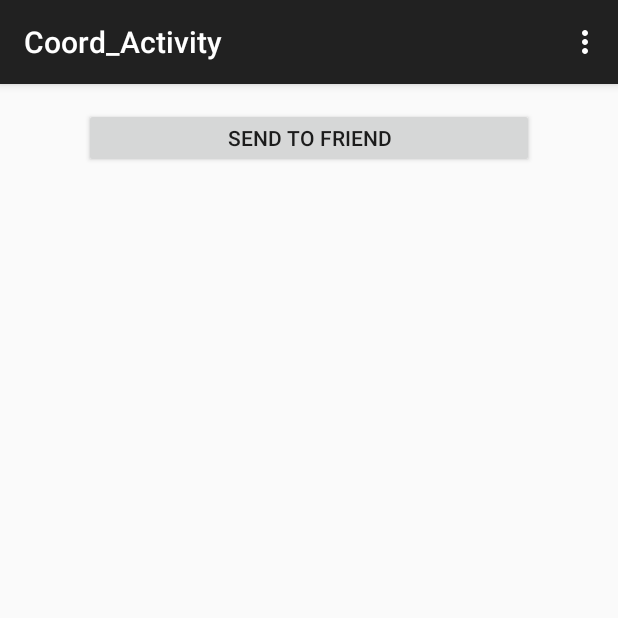
After one commit to claireli/geolocation_lahacks, an Android app: the Coord_Activity screen opened directly, with no data from a screen before it, on a phone screen of 412 x 824 dp, the top half of it. The commit adds this screen. Run offline under Robolectric (Android 15) with nearby library versions, the phone set to English and light mode, and no system bars.

Commit message:
more activity layouts, for manual entry and sending coordinates directly

```diff
--- /dev/null
+++ b/Found/app/src/main/java/com/luis/found/Coord_Activity.java
@@ -0,0 +1,64 @@
+package com.luis.found;
+
+import android.content.Intent;
+import android.support.v7.app.ActionBarActivity;
+import android.os.Bundle;
+import android.view.Menu;
+import android.view.MenuItem;
+import android.view.View;
+import android.widget.Button;
+
+
+public class Coord_Activity extends ActionBarActivity implements View.OnClickListener {
+    Button Send;
+
+    @Override
+    protected void onCreate(Bundle savedInstanceState) {
+        super.onCreate(savedInstanceState);
+        setContentView(R.layout.activity_coord_);
+
+        //Retrieve GPS Coordinates
+
+        //blue box
+
+        //generate coordinates
+        //Save for later
+        //Send to a friend
+        Send=(Button)findViewById(R.id.Send);
+        Send.setOnClickListener(this);
+
+        //Return Button
+    }
+
+
+    @Override
+    public boolean onCreateOptionsMenu(Menu menu) {
+        // Inflate the menu; this adds items to the action bar if it is present.
+        getMenuInflater().inflate(R.menu.menu_coord_, menu);
+        return true;
+    }
+
+    @Override
+    public boolean onOptionsItemSelected(MenuItem item) {
+        // Handle action bar item clicks here. The action bar will
+        // automatically handle clicks on the Home/Up button, so long
+        // as you specify a parent activity in AndroidManifest.xml.
+        int id = item.getItemId();
+
+        //noinspection SimplifiableIfStatement
+        if (id == R.id.action_settings) {           return true;
+        }
+
+        return super.onOptionsItemSelected(item);
+    }
+
+    public void onClick(View view) {
+        if (view == Send) {
+            Intent myIntent = new Intent(this, Submit_Activity.class);
+            startActivity(myIntent);
+        }
+
+    }
+
+
+}
--- a/Found/app/src/main/java/com/luis/found/HistoryFragment.java
+++ b/Found/app/src/main/java/com/luis/found/HistoryFragment.java
@@ -55,7 +55,10 @@ public class HistoryFragment extends Fragment {
             @Override
             public void onClick(View v)
             {
-                clairetoast("capture GPS coordinates");
+
+                  Intent myIntent = new Intent(getActivity(), Coord_Activity.class);
+                  getActivity().startActivity(myIntent);
+
             }
         });
 
--- /dev/null
+++ b/Found/app/src/main/res/layout/activity_coord_.xml
@@ -0,0 +1,17 @@
+<RelativeLayout xmlns:android="http://schemas.android.com/apk/res/android"
+    xmlns:tools="http://schemas.android.com/tools" android:layout_width="match_parent"
+    android:layout_height="match_parent" android:paddingLeft="@dimen/activity_horizontal_margin"
+    android:paddingRight="@dimen/activity_horizontal_margin"
+    android:paddingTop="@dimen/activity_vertical_margin"
+    android:paddingBottom="@dimen/activity_vertical_margin"
+    tools:context="com.luis.found.Coord_Activity">
+
+    <Button android:id="@+id/Send"
+        android:text="@string/Send"
+        android:layout_x="30dp"
+        android:layout_y="200dp"
+        android:layout_width="300dp"
+        android:layout_height="40dp"
+        android:layout_centerHorizontal="true" />
+
+</RelativeLayout>
--- /dev/null
+++ b/Found/app/src/main/res/menu/menu_coord_.xml
@@ -0,0 +1,6 @@
+<menu xmlns:android="http://schemas.android.com/apk/res/android"
+    xmlns:app="http://schemas.android.com/apk/res-auto"
+    xmlns:tools="http://schemas.android.com/tools" tools:context="com.luis.found.Coord_Activity">
+    <item android:id="@+id/action_settings" android:title="@string/action_settings"
+        android:orderInCategory="100" app:showAsAction="never" />
+</menu>
--- /dev/null
+++ b/Found/app/src/main/res/menu/menu_submit_.xml
@@ -0,0 +1,6 @@
+<menu xmlns:android="http://schemas.android.com/apk/res/android"
+    xmlns:app="http://schemas.android.com/apk/res-auto"
+    xmlns:tools="http://schemas.android.com/tools" tools:context="com.luis.found.Submit_Activity">
+    <item android:id="@+id/action_settings" android:title="@string/action_settings"
+        android:orderInCategory="100" app:showAsAction="never" />
+</menu>
--- a/Found/app/src/main/res/values/strings.xml
+++ b/Found/app/src/main/res/values/strings.xml
@@ -20,4 +20,7 @@
     <string name="history">Geohistory</string>
     <string name="account">My Account</string>
     <string name="title_activity_manual">ManualActivity</string>
+    <string name="title_activity_coord_">Coord_Activity</string>
+    <string name="title_activity_submit_">Submit_Activity</string>
+    <string name="Send">Send To Friend</string>
 </resources>
--- a/Found/app/src/main/res/values/styles.xml
+++ b/Found/app/src/main/res/values/styles.xml
@@ -4,6 +4,7 @@
     <style name="AppTheme"
         parent="Theme.AppCompat.Light.DarkActionBar">
         <!-- Customize your theme here. -->
+        <item name="android:windowActionBar">false</item>
     </style>
 
 </resources>
```
Also changed, not shown: Found/app/src/main/AndroidManifest.xml (+15 -1 lines), Found/app/src/main/java/com/luis/found/Submit_Activity.java (added, +89 -0 lines), Found/app/src/main/res/layout/activity_submit_.xml (added, +12 -0 lines), 25 other files.
